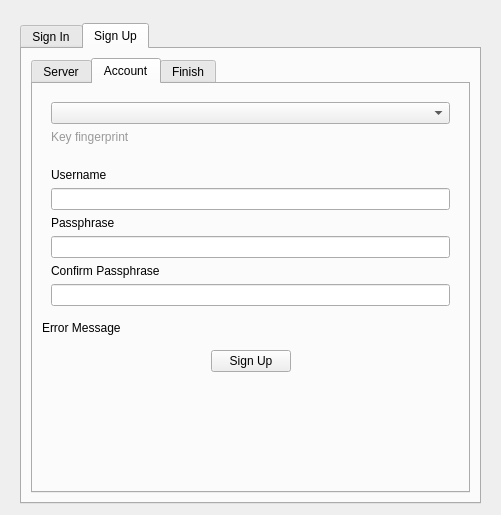
Before: the Qt Designer form E2EEIM-Desktop/signin.ui in E2EEIM/E2EEIM, drawn with Qt 5.
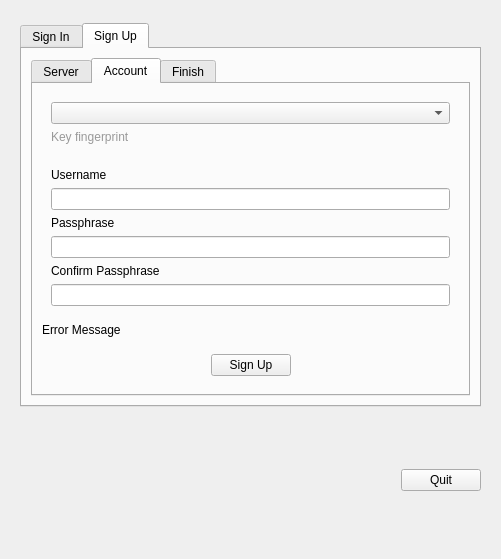
After: the same form once the commit is applied. The open tabs and pages were chosen to show the change. Icons and pictures are not drawn.

Commit message: Create 'Quit' button for SignIn window

What changed in the file:
```diff
--- a/E2EEIM-Desktop/signin.ui
+++ b/E2EEIM-Desktop/signin.ui
@@ -7,7 +7,7 @@
     <x>0</x>
     <y>0</y>
     <width>501</width>
-    <height>515</height>
+    <height>559</height>
    </rect>
   </property>
   <property name="sizePolicy">
@@ -676,19 +676,6 @@
                 </layout>
                </widget>
               </item>
-              <item>
-               <spacer name="verticalSpacer_4">
-                <property name="orientation">
-                 <enum>Qt::Vertical</enum>
-                </property>
-                <property name="sizeHint" stdset="0">
-                 <size>
-                  <width>20</width>
-                  <height>40</height>
-                 </size>
-                </property>
-               </spacer>
-              </item>
              </layout>
             </widget>
             <widget class="QWidget" name="tab_signUpFinish">
@@ -793,6 +780,38 @@
      </layout>
     </widget>
    </item>
+   <item>
+    <widget class="QFrame" name="frame_2">
+     <property name="frameShape">
+      <enum>QFrame::NoFrame</enum>
+     </property>
+     <property name="frameShadow">
+      <enum>QFrame::Raised</enum>
+     </property>
+     <layout class="QHBoxLayout" name="horizontalLayout_10">
+      <item>
+       <spacer name="horizontalSpacer_9">
+        <property name="orientation">
+         <enum>Qt::Horizontal</enum>
+        </property>
+        <property name="sizeHint" stdset="0">
+         <size>
+          <width>40</width>
+          <height>20</height>
+         </size>
+        </property>
+       </spacer>
+      </item>
+      <item>
+       <widget class="QPushButton" name="pushButton_Quit">
+        <property name="text">
+         <string>Quit</string>
+        </property>
+       </widget>
+      </item>
+     </layout>
+    </widget>
+   </item>
   </layout>
  </widget>
  <resources>
```
Left out of the diff: 4 changed lines with no effect on the pictures. The commit also changes 2 other files.
